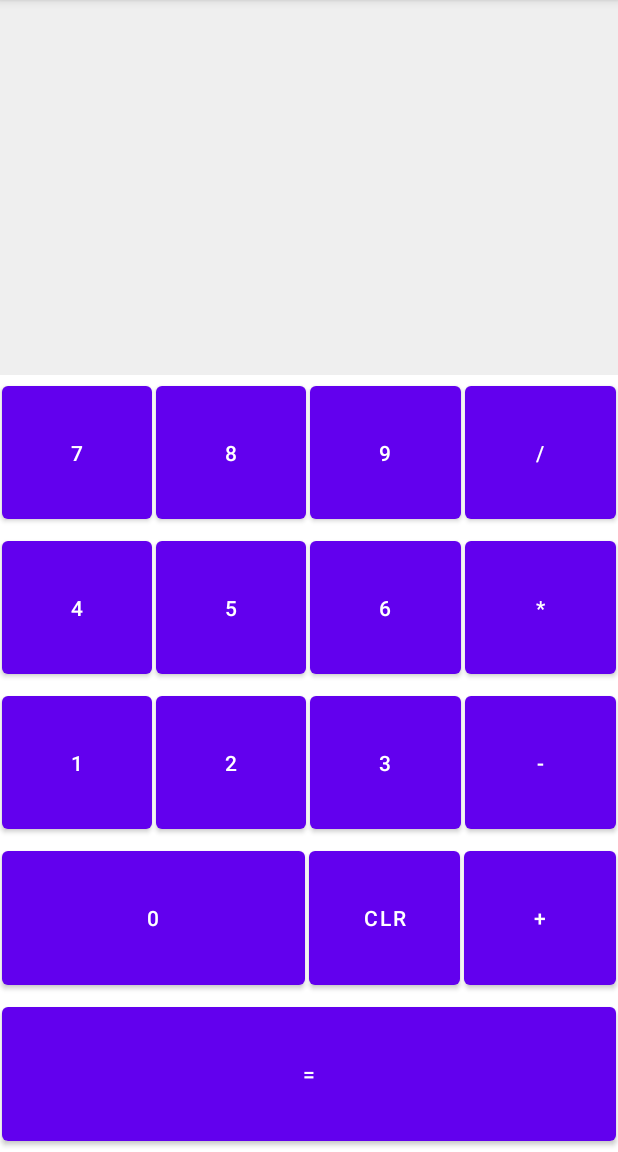
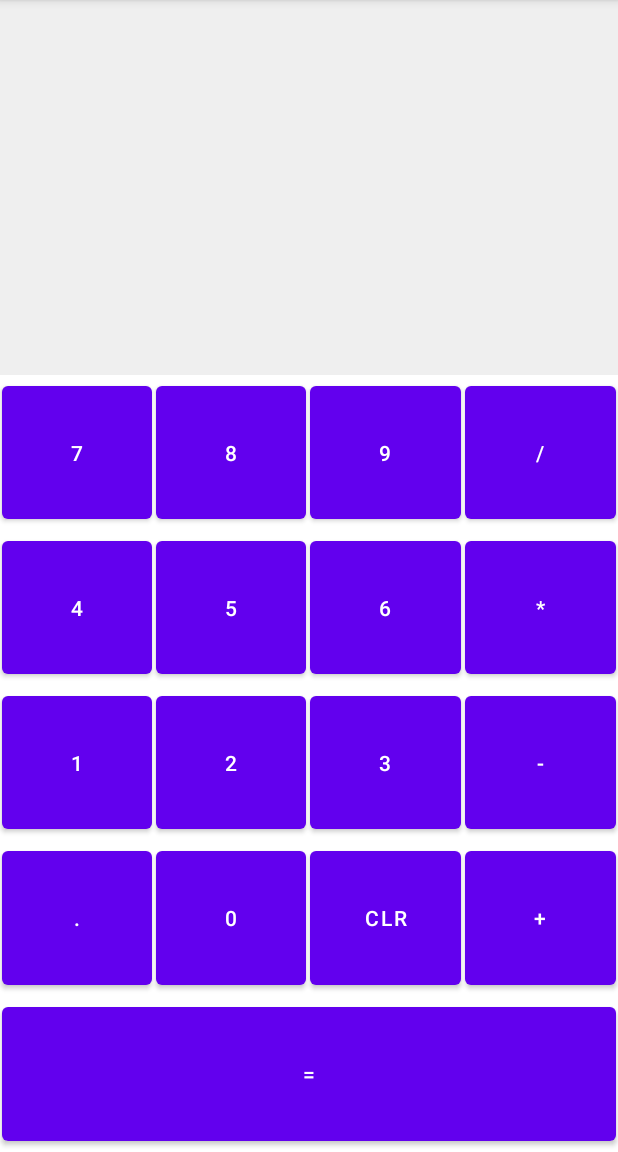
Before and after one commit to MuhammadSaad420/calculator-native, an Android app: the screen it shows after launch (MainActivity), on a phone screen of 412 x 824 dp, the part 84-1236 px from its top. Run offline under Robolectric (Android 15) with nearby library versions, the phone set to English and light mode, and no system bars.

```diff
--- a/app/src/main/res/layout/activity_main.xml
+++ b/app/src/main/res/layout/activity_main.xml
@@ -54,7 +54,7 @@
             android:layout_height="match_parent"
             android:paddingHorizontal="5dp"
             android:layout_margin="1dp"
-            android:onClick="digit"
+            android:onClick="onOperator"
             android:layout_weight="1"
             android:text="/"
             />
@@ -97,7 +97,7 @@
             android:layout_height="match_parent"
             android:paddingHorizontal="5dp"
             android:layout_margin="1dp"
-            android:onClick="digit"
+            android:onClick="onOperator"
             android:layout_weight="1"
             android:text="*"
             />
@@ -140,7 +140,7 @@
             android:layout_height="match_parent"
             android:paddingHorizontal="5dp"
             android:layout_margin="1dp"
-            android:onClick="digit"
+            android:onClick="onOperator"
             android:layout_weight="1"
             android:text="-"
             />
@@ -156,8 +156,16 @@
             android:layout_width="0dp"
             android:layout_height="match_parent"
             android:layout_margin="1dp"
+            android:onClick="onDot"
+            android:layout_weight="1"
+            android:text="."
+            />
+        <Button
+            android:layout_width="0dp"
+            android:layout_height="match_parent"
+            android:layout_margin="1dp"
             android:onClick="digit"
-            android:layout_weight="2"
+            android:layout_weight="1"
             android:text="0"
             />
         <Button
@@ -174,7 +182,7 @@
             android:layout_height="match_parent"
             android:paddingHorizontal="5dp"
             android:layout_margin="1dp"
-            android:onClick="digit"
+            android:onClick="onOperator"
             android:layout_weight="1"
             android:text="+"
             />
```
Also changed, not shown: app/src/main/java/com/example/calculatorapp/MainActivity.kt (+33 -0 lines).
